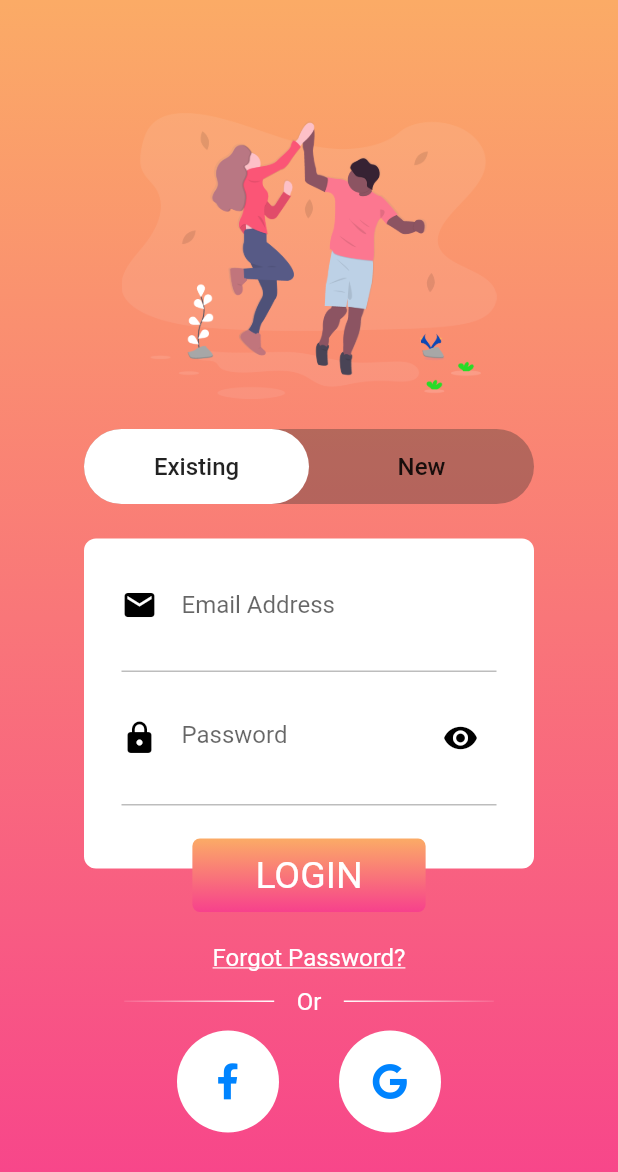
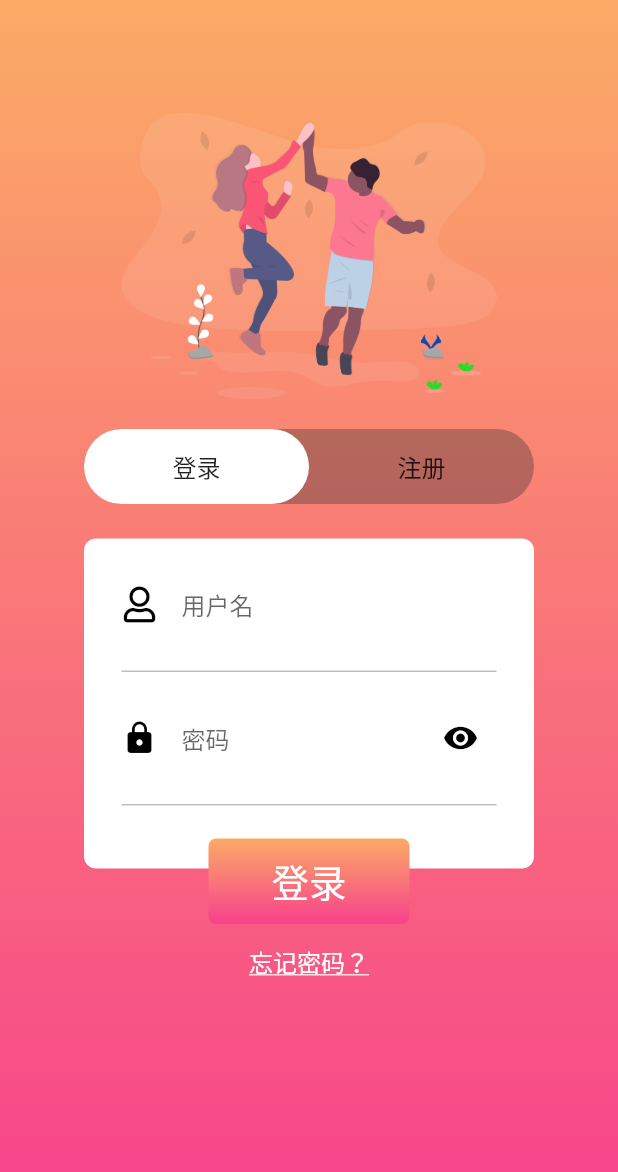
Before and after one commit to hand-sound-organization/login, a Flutter app: the screen it shows after launch, on a phone screen of 412 x 824 dp. Shown: the top 1172 px of the screen. Run offline on Flutter 3.47's test engine with Material 2 defaults, Android fonts, the phone set to English and light mode, and no system bars; our stand-ins replace font_awesome_flutter.

Commit message:
注释图标和or
注释Facebook和google图标

```diff
--- a/lib/login_page.dart
+++ b/lib/login_page.dart
@@ -108,7 +108,7 @@
                                             curve: Curves.decelerate);
                                       },
                                       child: new Text(
-                                        "Existing",
+                                        "登录",
                                         style: TextStyle(fontSize: 16),
                                       ),
                                     ),
@@ -132,7 +132,7 @@
                                             curve: Curves.decelerate);
                                       },
                                       child: new Text(
-                                        "New",
+                                        "注册",
                                         style: TextStyle(fontSize: 16),
                                       ),
                                     ),
--- a/lib/sign_in_page.dart
+++ b/lib/sign_in_page.dart
@@ -48,7 +48,7 @@
 
               Padding(
                 padding: const EdgeInsets.only(top: 50),
-                child: new Text("Forgot Password?",
+                child: new Text("忘记密码？",
                   style: new TextStyle(
                       fontSize: 16,
                       color: Colors.white,
@@ -58,66 +58,66 @@
               /**
                * Or所在的一行
                */
-              Padding(padding: EdgeInsets.only(top: 10),
-                child: new Row(
-//                          mainAxisSize: MainAxisSize.max,
-                  mainAxisAlignment: MainAxisAlignment.center,
-                  children: <Widget>[
-                    new Container(height: 1,
-                      width: 100,
-                      decoration: BoxDecoration(
-                          gradient: new LinearGradient(
-                              colors: [ Colors.white10,
-                                Colors.white,
-                              ])
-                      ),
-                    ),
-                    new Padding(
-                      padding: EdgeInsets.only(left: 15, right: 15),
-                      child: new Text("Or", style: new TextStyle(
-                          fontSize: 16, color: Colors.white),),),
-                    new Container(height: 1,
-                      width: 100,
-                      decoration: BoxDecoration(
-                          gradient: new LinearGradient(
-                              colors: [ Colors.white,
-                                Colors.white10,
-                              ])
-                      ),
-                    ),
-                  ],
-                ),),
-
-              /**
-               * 显示第三方登录的按钮
-               */
-              new SizedBox(height: 10,),
-              new Row(
-                mainAxisAlignment: MainAxisAlignment.center,
-                children: <Widget>[
-                  new Container(
-                    padding: EdgeInsets.all(10),
-                    decoration: BoxDecoration(
-                      shape: BoxShape.circle,
-                      color: Colors.white,
-                    ),
-                    child: new IconButton(icon: Icon(
-                      FontAwesomeIcons.facebookF, color: Color(0xFF0084ff),),
-                        onPressed: null),
-                  ),
-                  new SizedBox(width: 40,),
-                  new Container(
-                    padding: EdgeInsets.all(10),
-                    decoration: BoxDecoration(
-                      shape: BoxShape.circle,
-                      color: Colors.white,
-                    ),
-                    child: new IconButton(icon: Icon(
-                      FontAwesomeIcons.google, color: Color(0xFF0084ff),),
-                        onPressed: null),
-                  ),
-                ],
-              )
+//              Padding(padding: EdgeInsets.only(top: 10),
+//                child: new Row(
+////                          mainAxisSize: MainAxisSize.max,
+//                  mainAxisAlignment: MainAxisAlignment.center,
+//                  children: <Widget>[
+//                    new Container(height: 1,
+//                      width: 100,
+//                      decoration: BoxDecoration(
+//                          gradient: new LinearGradient(
+//                              colors: [ Colors.white10,
+//                                Colors.white,
+//                              ])
+//                      ),
+//                    ),
+//                    new Padding(
+//                      padding: EdgeInsets.only(left: 15, right: 15),
+//                      child: new Text("Or", style: new TextStyle(
+//                          fontSize: 16, color: Colors.white),),),
+//                    new Container(height: 1,
+//                      width: 100,
+//                      decoration: BoxDecoration(
+//                          gradient: new LinearGradient(
+//                              colors: [ Colors.white,
+//                                Colors.white10,
+//                              ])
+//                      ),
+//                    ),
+//                  ],
+//                ),),
+//
+//              /**
+//               * 显示第三方登录的按钮
+//               */
+//              new SizedBox(height: 10,),
+//              new Row(
+//                mainAxisAlignment: MainAxisAlignment.center,
+//                children: <Widget>[
+//                  new Container(
+//                    padding: EdgeInsets.all(10),
+//                    decoration: BoxDecoration(
+//                      shape: BoxShape.circle,
+//                      color: Colors.white,
+//                    ),
+//                    child: new IconButton(icon: Icon(
+//                      FontAwesomeIcons.facebookF, color: Color(0xFF0084ff),),
+//                        onPressed: null),
+//                  ),
+//                  new SizedBox(width: 40,),
+//                  new Container(
+//                    padding: EdgeInsets.all(10),
+//                    decoration: BoxDecoration(
+//                      shape: BoxShape.circle,
+//                      color: Colors.white,
+//                    ),
+//                    child: new IconButton(icon: Icon(
+//                      FontAwesomeIcons.google, color: Color(0xFF0084ff),),
+//                        onPressed: null),
+//                  ),
+//                ],
+//              )
 
 
             ],
@@ -176,15 +176,15 @@
                   },
 
                   decoration: new InputDecoration(
-                      icon: new Icon(Icons.email, color: Colors.black,),
-                      hintText: "Email Address",
+                      icon: new Icon(FontAwesomeIcons.user, color: Colors.black,),
+                      hintText: "用户名",
                       border: InputBorder.none
                   ),
                   style: new TextStyle(fontSize: 16, color: Colors.black),
                   //验证
                   validator: (value) {
                     if (value.isEmpty) {
-                      return "Email can not be empty!";
+                      return "用户名不能为空！";
                     }
                   },
                   onSaved: (value) {
@@ -207,7 +207,7 @@
                   focusNode: passwordFocusNode,
                   decoration: new InputDecoration(
                       icon: new Icon(Icons.lock, color: Colors.black,),
-                      hintText: "Password",
+                      hintText: "密码",
                       border: InputBorder.none,
                       suffixIcon: new IconButton(icon: new Icon(
                         Icons.remove_red_eye, color: Colors.black,),
@@ -218,7 +218,7 @@
                   style: new TextStyle(fontSize: 16, color: Colors.black),
                   validator: (value) {
                     if (value == null || value.isEmpty || value.length < 6) {
-                      return "Password'length must longer than 6!";
+                      return "密码需要大于6位！";
                     }
                   },
                   onSaved: (value) {
@@ -252,7 +252,7 @@
             gradient: theme.Theme.primaryGradient,
           ),
           child: new Text(
-            "LOGIN", style: new TextStyle(fontSize: 25, color: Colors.white),),
+            "登录", style: new TextStyle(fontSize: 25, color: Colors.white),),
         ),
         onTap: () {
           /**利用key来获取widget的状态FormState
--- a/lib/sign_up_page.dart
+++ b/lib/sign_up_page.dart
@@ -36,7 +36,7 @@
                 gradient: theme.Theme.primaryGradient,
                 borderRadius: BorderRadius.all(Radius.circular(5)),
               ),
-              child: new Text("SignUp",
+              child: new Text("注册",
                 style: new TextStyle(fontSize: 25, color: Colors.white),),
             ),), top: 340,)
 
@@ -57,7 +57,7 @@
             child: new TextFormField(
               decoration: new InputDecoration(
                   icon: new Icon(FontAwesomeIcons.user, color: Colors.black,),
-                  hintText: "Name",
+                  hintText: "用户名",
                   border: InputBorder.none
               ),
               style: new TextStyle(fontSize: 16, color: Colors.black),
@@ -77,7 +77,7 @@
             child: new TextFormField(
               decoration: new InputDecoration(
                   icon: new Icon(Icons.email, color: Colors.black,),
-                  hintText: "Email Address",
+                  hintText: "邮箱地址",
                   border: InputBorder.none
               ),
               style: new TextStyle(fontSize: 16, color: Colors.black),
@@ -97,7 +97,7 @@
             child: new TextFormField(
               decoration: new InputDecoration(
                 icon: new Icon(Icons.lock, color: Colors.black,),
-                hintText: "Password",
+                hintText: "密码",
                 border: InputBorder.none,
                 suffixIcon: new IconButton(
                     icon: new Icon(Icons.remove_red_eye, color: Colors.black,),
@@ -121,7 +121,7 @@
             child: new TextFormField(
               decoration: new InputDecoration(
                 icon: new Icon(Icons.lock, color: Colors.black,),
-                hintText: "Confirm Passowrd",
+                hintText: "确认密码",
                 border: InputBorder.none,
                 suffixIcon: new IconButton(
                     icon: new Icon(Icons.remove_red_eye, color: Colors.black,),
```
